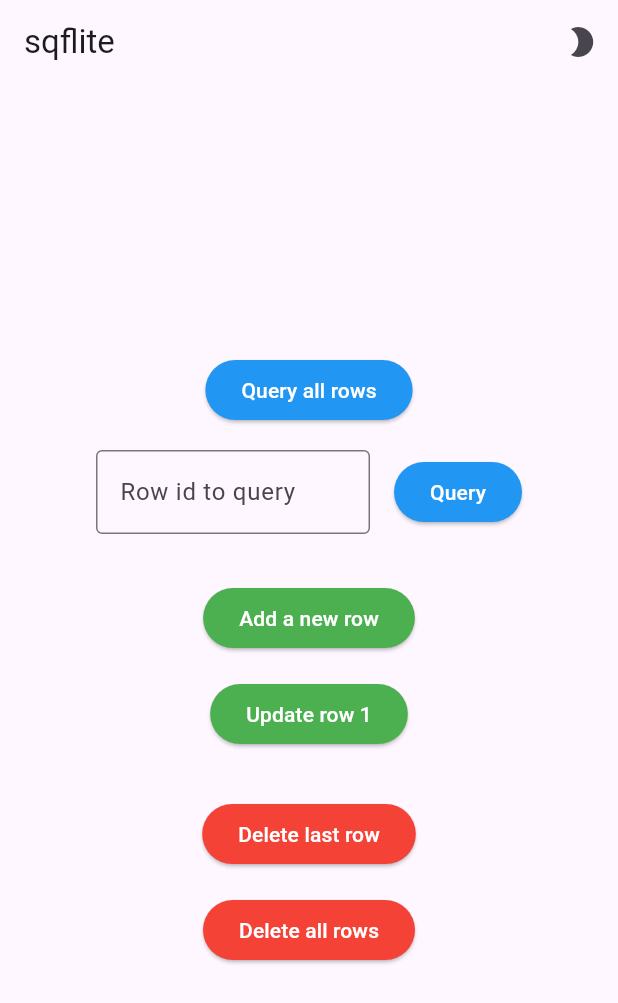
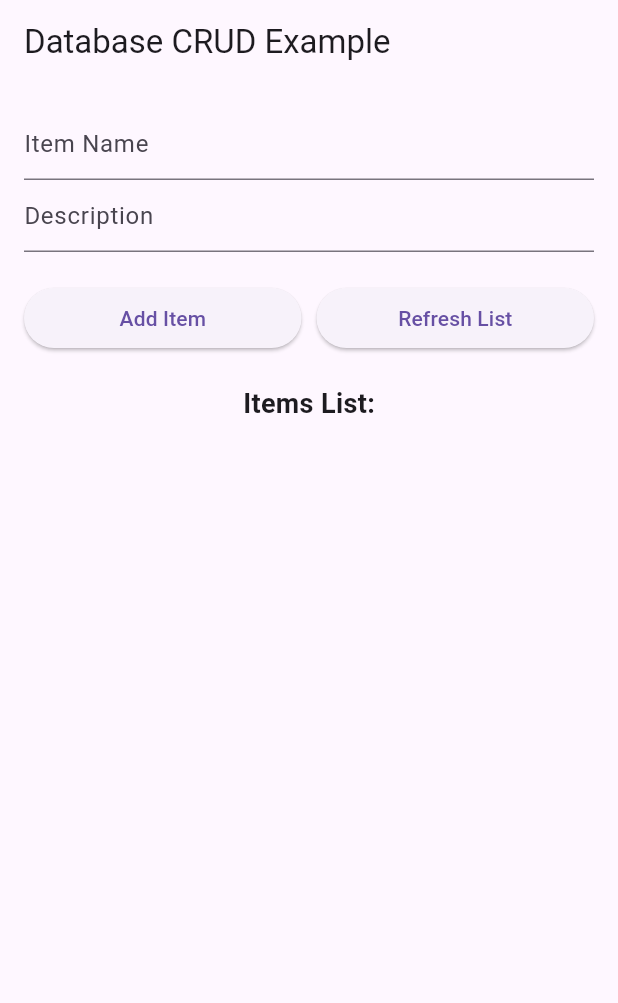
Before and after one commit to Nathan2055/csc4360-cw03-task-list, a Flutter app: the screen it shows after launch, on a phone screen of 412 x 824 dp. Shown: the top 1003 px of the screen. Run offline on Flutter 3.47's test engine with Material 3 defaults, Android fonts, the phone set to English and light mode, and no system bars; our stand-ins replace sqflite; accounts and stored records are empty.

Commit message:
Copy in previous example code

```diff
--- a/lib/database_helper.dart
+++ b/lib/database_helper.dart
@@ -1,98 +1,76 @@
+import 'package:sqflite/sqflite.dart';
 import 'package:path/path.dart';
-import 'package:sqflite/sqflite.dart';
-import 'package:path_provider/path_provider.dart';
 
-class DatabaseHelper {
-  static const _databaseName = "MyDatabase.db";
-  static const _databaseVersion = 1;
+class Item {
+  final int? id; // Auto-generated by SQLite
+  final String name;
+  final String description;
 
-  static const table = 'my_table';
+  Item({this.id, required this.name, required this.description});
 
-  static const columnId = '_id';
-  static const columnName = 'name';
-  static const columnAge = 'age';
+  Map<String, dynamic> toMap() {
+    return {'id': id, 'name': name, 'description': description};
+  }
 
-  late Database _db;
-
-  // this opens the database (and creates it if it doesn't exist)
-  Future<void> init() async {
-    final documentsDirectory = await getApplicationDocumentsDirectory();
-    final path = join(documentsDirectory.path, _databaseName);
-    _db = await openDatabase(
-      path,
-      version: _databaseVersion,
-      onCreate: _onCreate,
+  factory Item.fromMap(Map<String, dynamic> map) {
+    return Item(
+      id: map['id'],
+      name: map['name'],
+      description: map['description'],
     );
   }
+}
 
-  // SQL code to create the database table
-  Future _onCreate(Database db, int version) async {
+class DBHelper {
+  DBHelper._privateConstructor();
+  static final DBHelper instance = DBHelper._privateConstructor();
+
+  static Database? _database;
+
+  Future<Database> get database async {
+    if (_database != null) return _database!;
+    _database = await _initializeDatabase();
+    return _database!;
+  }
+
+  Future<Database> _initializeDatabase() async {
+    String path = join(await getDatabasesPath(), 'my_database.db');
+    return await openDatabase(path, version: 1, onCreate: _createTable);
+  }
+
+  Future<void> _createTable(Database db, int version) async {
     await db.execute('''
-	          CREATE TABLE $table (
-	            $columnId INTEGER PRIMARY KEY,
-	            $columnName TEXT NOT NULL,
-	            $columnAge INTEGER NOT NULL
+      CREATE TABLE items (
+        id INTEGER PRIMARY KEY AUTOINCREMENT,
+        name TEXT NOT NULL,
+        description TEXT
       )
     ''');
   }
 
-  // Helper methods
-
-  // Inserts a row in the database where each key in the Map is a column name
-  // and the value is the column value. The return value is the id of the
-  // inserted row.
-  Future<int> insert(Map<String, dynamic> row) async {
-    return await _db.insert(table, row);
+  Future<int> insertItem(Item item) async {
+    final db = await database;
+    return await db.insert('items', item.toMap());
   }
 
-  // All of the rows are returned as a list of maps, where each map is
-  // a key-value list of columns.
-  Future<List<Map<String, dynamic>>> queryAllRows() async {
-    return await _db.query(table);
+  Future<List<Item>> getItems() async {
+    final db = await database;
+    final List<Map<String, dynamic>> maps = await db.query('items');
+    return List.generate(maps.length, (i) => Item.fromMap(maps[i]));
   }
 
-  // The specific row requested is returned as a map, where the map is
-  // a key-value list of columns.
-  Future<Map<String, dynamic>> querySpecificRow(int row) async {
-    row = row - 1; // rows are indexed at 1, lists are indexed at 0
-    var temp = await _db.query(table);
-    return temp[row];
-  }
-
-  // All of the methods (insert, query, update, delete) can also be done using
-  // raw SQL commands. This method uses a raw query to give the row count.
-  Future<int> queryRowCount() async {
-    final results = await _db.rawQuery('SELECT COUNT(*) FROM $table');
-    return Sqflite.firstIntValue(results) ?? 0;
-  }
-
-  // We are assuming here that the id column in the map is set. The other
-  // column values will be used to update the row.
-  Future<int> update(Map<String, dynamic> row) async {
-    int id = row[columnId];
-    return await _db.update(
-      table,
-      row,
-      where: '$columnId = ?',
-      whereArgs: [id],
+  Future<int> updateItem(Item item) async {
+    final db = await database;
+    return await db.update(
+      'items',
+      item.toMap(),
+      where: 'id = ?',
+      whereArgs: [item.id],
     );
   }
 
-  // Deletes the row specified by the id. The number of affected rows is
-  // returned. This should be 1 as long as the row exists.
-  Future<int> delete(int id) async {
-    return await _db.delete(table, where: '$columnId = ?', whereArgs: [id]);
-  }
-
-  // Deletes all rows, using the queryRowCount() and delete() functions.
-  // The number of affected rows is returned.
-  Future<int> deleteAllRows() async {
-    int count = await queryRowCount();
-    int affectedRows = 0;
-    for (int i = 1; i <= count; i++) {
-      int a = await delete(i);
-      affectedRows = affectedRows + a;
-    }
-    return affectedRows;
+  Future<int> deleteItem(int id) async {
+    final db = await database;
+    return await db.delete('items', where: 'id = ?', whereArgs: [id]);
   }
 }
--- a/lib/main.dart
+++ b/lib/main.dart
@@ -1,242 +1,124 @@
 import 'package:flutter/material.dart';
 import 'database_helper.dart';
 
-// Here we are using a global variable. You can use something like
-// get_it in a production app.
-final dbHelper = DatabaseHelper();
-
-Future<void> main() async {
-  WidgetsFlutterBinding.ensureInitialized();
-  // initialize the database
-  await dbHelper.init();
-  runApp(MaterialApp(home: DatabaseApp()));
+void main() {
+  runApp(const MyApp());
 }
 
-class DatabaseApp extends StatefulWidget {
-  const DatabaseApp({super.key});
+class MyApp extends StatelessWidget {
+  const MyApp({super.key});
 
   @override
-  _DatabaseAppState createState() => _DatabaseAppState();
+  Widget build(BuildContext context) {
+    return MaterialApp(
+      title: 'Database Demo',
+      theme: ThemeData(primarySwatch: Colors.blue),
+      home: const DatabaseExample(),
+    );
+  }
 }
 
-class _DatabaseAppState extends State<DatabaseApp> {
-  // Theme control variables
-  ThemeMode _themeMode = ThemeMode.light;
-  bool darkMode = false;
+class DatabaseExample extends StatefulWidget {
+  const DatabaseExample({super.key});
 
-  // Text box control variables
-  late TextEditingController _controller;
-  String inputString = '';
+  @override
+  State<DatabaseExample> createState() => _DatabaseExampleState();
+}
+
+class _DatabaseExampleState extends State<DatabaseExample> {
+  final dbHelper = DBHelper.instance;
+  final TextEditingController nameController = TextEditingController();
+  final TextEditingController descController = TextEditingController();
+
+  List<Item> items = [];
+
+  void _addItem() async {
+    final newItem = Item(
+      name: nameController.text,
+      description: descController.text,
+    );
+    await dbHelper.insertItem(newItem);
+    _refreshItems();
+    _clearTextFields();
+  }
+
+  void _refreshItems() async {
+    final data = await dbHelper.getItems();
+    setState(() {
+      items = data;
+    });
+  }
+
+  void _clearTextFields() {
+    nameController.clear();
+    descController.clear();
+  }
 
   @override
   void initState() {
     super.initState();
-
-    // Initialize controller for the text field
-    _controller = TextEditingController();
-  }
-
-  @override
-  void dispose() {
-    _controller.dispose();
-    super.dispose();
-  }
-
-  void _insert() async {
-    // row to insert
-    Map<String, dynamic> row = {
-      DatabaseHelper.columnName: 'Bob',
-      DatabaseHelper.columnAge: 23,
-    };
-    final id = await dbHelper.insert(row);
-    debugPrint('inserted row id: $id');
-  }
-
-  void _query() async {
-    final allRows = await dbHelper.queryAllRows();
-    debugPrint('query all rows:');
-    for (final row in allRows) {
-      debugPrint(row.toString());
-    }
-  }
-
-  void _update() async {
-    // row to update
-    Map<String, dynamic> row = {
-      DatabaseHelper.columnId: 1,
-      DatabaseHelper.columnName: 'Mary',
-      DatabaseHelper.columnAge: 32,
-    };
-    final rowsAffected = await dbHelper.update(row);
-    debugPrint('updated $rowsAffected row(s)');
-  }
-
-  void _delete() async {
-    // Assuming that the number of rows is the id for the last row.
-    final id = await dbHelper.queryRowCount();
-    final rowsDeleted = await dbHelper.delete(id);
-    debugPrint('deleted $rowsDeleted row(s): row $id');
-  }
-
-  void _deleteAll() async {
-    // Assuming that the number of rows is the id for the last row.
-    final rowsDeleted = await dbHelper.deleteAllRows();
-    debugPrint('deleted all $rowsDeleted row(s)');
-  }
-
-  void _acceptInput() async {
-    setState(() {
-      inputString = _controller.text;
-    });
-
-    int? idTest = int.tryParse(inputString);
-    if (idTest == null) {
-      debugPrint('invalid input');
-    } else {
-      int id = int.parse(inputString);
-      var row = await dbHelper.querySpecificRow(id);
-      debugPrint('query row $id:');
-      debugPrint(row.toString());
-    }
+    _refreshItems();
   }
 
   @override
   Widget build(BuildContext context) {
-    return MaterialApp(
-      theme: ThemeData.light(),
-      darkTheme: ThemeData.dark(),
-      themeMode: _themeMode,
-      debugShowCheckedModeBanner: false,
-      home: Scaffold(
-        appBar: AppBar(
-          automaticallyImplyLeading: false,
-          title: const Text('sqflite'),
-          actions: <Widget>[
-            IconButton(
-              // if dark mode, show sun; if light mode, show moon
-              icon: darkMode
-                  ? const Icon(Icons.sunny)
-                  : const Icon(Icons.mode_night),
-              // same idea for the tooltip text
-              tooltip: darkMode ? 'Light Mode' : 'Dark Mode',
-              onPressed: () {
-                setState(() {
-                  // if on, switch to light mode; if off, switch to dark mode
-                  _themeMode = darkMode ? ThemeMode.light : ThemeMode.dark;
-                  darkMode = !darkMode;
-                });
-              },
+    return Scaffold(
+      appBar: AppBar(title: const Text('Database CRUD Example')),
+      body: Padding(
+        padding: const EdgeInsets.all(16.0),
+        child: Column(
+          children: [
+            TextField(
+              controller: nameController,
+              decoration: const InputDecoration(hintText: 'Item Name'),
             ),
-          ],
-        ),
-        body: Center(
-          child: SingleChildScrollView(
-            padding: const EdgeInsets.all(64.0),
-            child: Column(
-              mainAxisAlignment: MainAxisAlignment.center,
-              children: <Widget>[
-                Row(
-                  mainAxisAlignment: MainAxisAlignment.center,
-                  mainAxisSize: MainAxisSize.min,
-                  children: <Widget>[
-                    ElevatedButton(
-                      onPressed: _query,
-                      style: ElevatedButton.styleFrom(
-                        foregroundColor: Colors.white,
-                        backgroundColor: Colors.blue,
-                      ),
-                      child: const Text('Query all rows'),
-                    ),
-                  ],
+            TextField(
+              controller: descController,
+              decoration: const InputDecoration(hintText: 'Description'),
+            ),
+            const SizedBox(height: 20),
+            Row(
+              children: [
+                Expanded(
+                  child: ElevatedButton(
+                    onPressed: _addItem,
+                    child: const Text('Add Item'),
+                  ),
                 ),
-                const SizedBox(height: 16),
-                Row(
-                  mainAxisAlignment: MainAxisAlignment.center,
-                  mainAxisSize: MainAxisSize.min,
-                  children: <Widget>[
-                    Expanded(
-                      child: TextField(
-                        controller: _controller,
-                        decoration: InputDecoration(
-                          border: OutlineInputBorder(),
-                          hintText: 'Row id to query',
-                        ),
-                      ),
-                    ),
-                    const SizedBox(width: 16.0),
-                    ElevatedButton(
-                      onPressed: _acceptInput,
-                      style: ElevatedButton.styleFrom(
-                        foregroundColor: Colors.white,
-                        backgroundColor: Colors.blue,
-                      ),
-                      child: Text('Query'),
-                    ),
-                  ],
-                ),
-                const SizedBox(height: 32),
-                Row(
-                  mainAxisAlignment: MainAxisAlignment.center,
-                  mainAxisSize: MainAxisSize.min,
-                  children: <Widget>[
-                    ElevatedButton(
-                      onPressed: _insert,
-                      style: ElevatedButton.styleFrom(
-                        foregroundColor: Colors.white,
-                        backgroundColor: Colors.green,
-                      ),
-                      child: const Text('Add a new row'),
-                    ),
-                  ],
-                ),
-                const SizedBox(height: 16),
-                Row(
-                  mainAxisAlignment: MainAxisAlignment.center,
-                  mainAxisSize: MainAxisSize.min,
-                  children: <Widget>[
-                    ElevatedButton(
-                      onPressed: _update,
-                      style: ElevatedButton.styleFrom(
-                        foregroundColor: Colors.white,
-                        backgroundColor: Colors.green,
-                      ),
-                      child: const Text('Update row 1'),
-                    ),
-                  ],
-                ),
-                const SizedBox(height: 32),
-                Row(
-                  mainAxisAlignment: MainAxisAlignment.center,
-                  mainAxisSize: MainAxisSize.min,
-                  children: <Widget>[
-                    ElevatedButton(
-                      onPressed: _delete,
-                      style: ElevatedButton.styleFrom(
-                        foregroundColor: Colors.white,
-                        backgroundColor: Colors.red,
-                      ),
-                      child: const Text('Delete last row'),
-                    ),
-                  ],
-                ),
-                const SizedBox(height: 16),
-                Row(
-                  mainAxisAlignment: MainAxisAlignment.center,
-                  mainAxisSize: MainAxisSize.min,
-                  children: <Widget>[
-                    ElevatedButton(
-                      onPressed: _deleteAll,
-                      style: ElevatedButton.styleFrom(
-                        foregroundColor: Colors.white,
-                        backgroundColor: Colors.red,
-                      ),
-                      child: const Text('Delete all rows'),
-                    ),
-                  ],
+                const SizedBox(width: 10),
+                Expanded(
+                  child: ElevatedButton(
+                    onPressed: _refreshItems,
+                    child: const Text('Refresh List'),
+                  ),
                 ),
               ],
             ),
-          ),
+            const SizedBox(height: 20),
+            const Text(
+              'Items List:',
+              style: TextStyle(fontSize: 18, fontWeight: FontWeight.bold),
+            ),
+            Expanded(
+              child: ListView.builder(
+                itemCount: items.length,
+                itemBuilder: (context, index) {
+                  final item = items[index];
+                  return ListTile(
+                    title: Text(item.name),
+                    subtitle: Text(item.description),
+                    trailing: IconButton(
+                      icon: const Icon(Icons.delete, color: Colors.red),
+                      onPressed: () async {
+                        await dbHelper.deleteItem(item.id!);
+                        _refreshItems();
+                      },
+                    ),
+                  );
+                },
+              ),
+            ),
+          ],
         ),
       ),
     );
```
Lines whose indentation alone changed are shown as unchanged.
